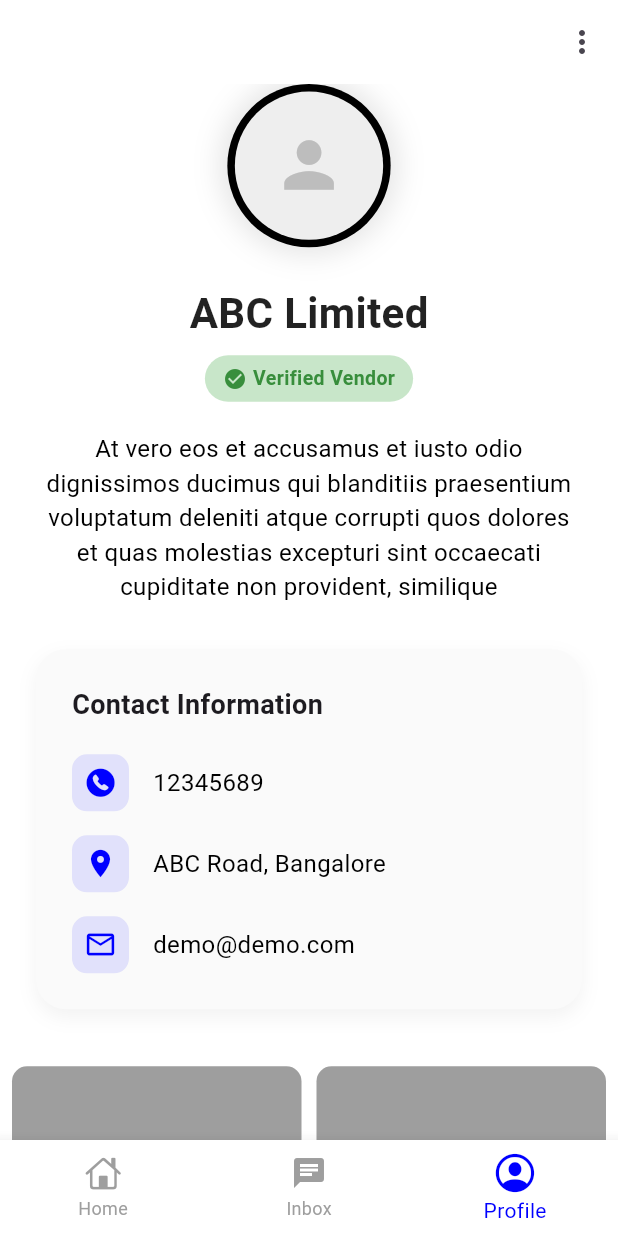
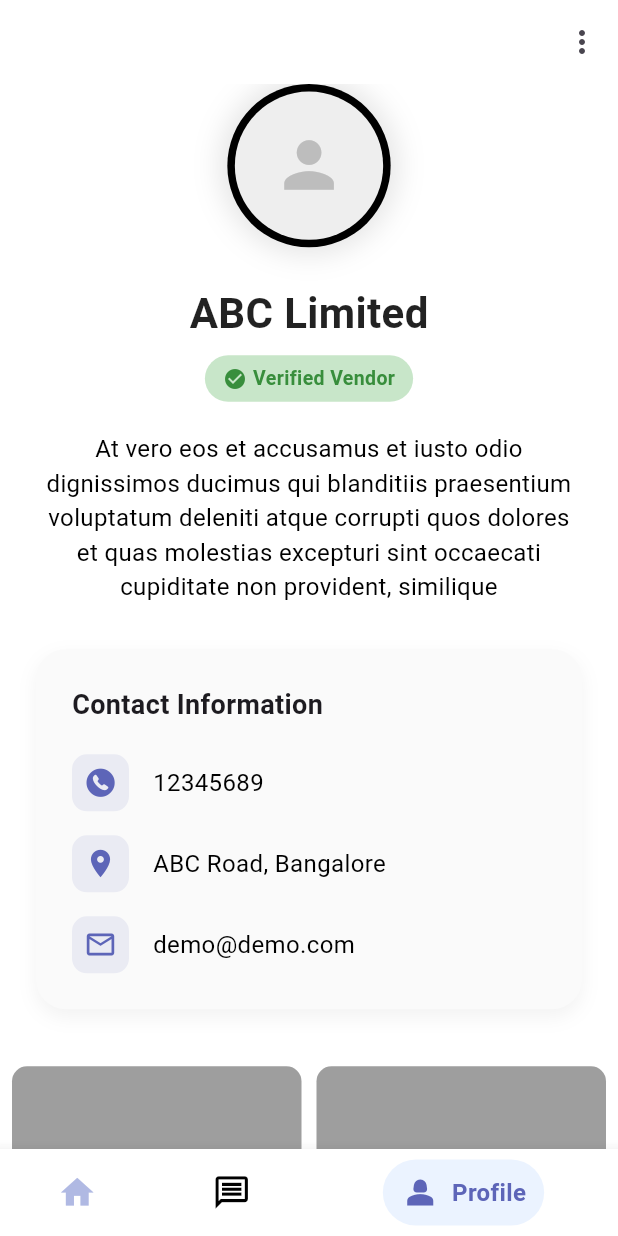
Before and after one commit to vishag002/event_management_app, a Flutter app: the screen it shows after launch, item 3 of the bottom bar chosen, on a phone screen of 412 x 824 dp. Run offline on Flutter 3.47's test engine with Material 3 defaults, Android fonts, the phone set to English and light mode, and no system bars; drawn by our look-alikes of stylish_bottom_bar; our stand-ins replace animated_custom_dropdown, carousel_slider; network calls fail.

Commit message:
new bottom nav bar

```diff
--- a/lib/utilis/color_const.dart
+++ b/lib/utilis/color_const.dart
@@ -4,7 +4,8 @@ import 'package:flutter/material.dart';
 
 class ColorConstants {
   // Primary Colors
-  static const Color primaryForeground = Color(0xFF0000FF);
+  static const Color primaryForeground = Color(0xFF5D65B8);
+  static const Color primaryForegroundLight = Color(0xFFB0B9E3);
   static const Color highlightBlue = Color(0xFFE6F0FF);
   static const Color highlightBlueLightest = Color(0xFFE6F0FF); // Lightest Blue
   static const Color highlightBlueLight = Color(0xFF99CCFF); // Lighter Blue
--- a/lib/utilis/text_const.dart
+++ b/lib/utilis/text_const.dart
@@ -47,6 +47,12 @@ class TextConstants {
     fontFamily: 'Roboto',
     color: ColorConstants.buttonText, // White text for buttons
   );
+  static const TextStyle buttonText2 = TextStyle(
+    fontSize: 16,
+    fontWeight: FontWeight.w600,
+    fontFamily: 'Roboto',
+    color: ColorConstants.primaryForeground, // White text for buttons
+  );
   static const TextStyle buttonTextSmall = TextStyle(
     fontSize: 14,
     fontWeight: FontWeight.w600,
--- a/lib/views/vendor/vendor_bottom_nav_bar.dart
+++ b/lib/views/vendor/vendor_bottom_nav_bar.dart
@@ -1,9 +1,11 @@
 import 'package:event_management_app/utilis/color_const.dart';
+import 'package:event_management_app/utilis/text_const.dart';
 import 'package:event_management_app/views/vendor/vendor_home_screen.dart';
 import 'package:event_management_app/views/vendor/vendor_inbox_screen.dart';
 import 'package:event_management_app/views/vendor/vendor_profile_screen.dart';
 import 'package:flutter/cupertino.dart';
 import 'package:flutter/material.dart';
+import 'package:stylish_bottom_bar/stylish_bottom_bar.dart';
 
 class VendorBottomNavBar extends StatefulWidget {
   const VendorBottomNavBar({super.key});
@@ -31,32 +33,72 @@ class _VendorBottomNavBarState extends State<VendorBottomNavBar> {
           VendorProfileScreen(),
         ],
       ),
-      bottomNavigationBar: BottomNavigationBar(
-          selectedItemColor: ColorConstants.primaryForeground,
-          unselectedItemColor: Colors.grey,
-          backgroundColor: ColorConstants.backgroundPrimary,
-          currentIndex: _currentIndex, // Set the current tab index
-          onTap: _onTabTapped, // Handle tab selection
-          items: [
-            BottomNavigationBarItem(
-              icon: Icon(
-                CupertinoIcons.home,
-                fill: .5,
-              ),
-              label: 'Home',
+      bottomNavigationBar: StylishBottomBar(
+        option: BubbleBarOptions(
+            barStyle: BubbleBarStyle.horizontal,
+            bubbleFillStyle: BubbleFillStyle.fill,
+            borderRadius: BorderRadius.circular(30),
+            unselectedIconColor: Colors.black,
+            padding: EdgeInsets.only(left: 0, bottom: 0)),
+        // option: AnimatedBarOptions(
+        //   iconSize: 32,
+        //   barAnimation: BarAnimation.blink,
+        //   iconStyle: IconStyle.animated,
+        //   opacity: 0.3,
+        // ),
+        items: [
+          BottomBarItem(
+            icon: const Icon(Icons.home),
+            title: const Text(
+              'Home',
+              style: TextConstants.buttonText2,
             ),
-            BottomNavigationBarItem(
-              icon: Icon(Icons.chat),
-              label: 'Inbox',
+            backgroundColor: ColorConstants.primaryForegroundLight,
+            selectedIcon: const Icon(
+              Icons.home_filled,
+              color: ColorConstants.primaryForeground,
             ),
-            BottomNavigationBarItem(
-              icon: Icon(
-                CupertinoIcons.person_crop_circle,
-                size: 30,
-              ),
-              label: 'Profile',
+          ),
+          BottomBarItem(
+            icon: const Icon(
+              Icons.message_outlined,
+              color: Colors.black,
             ),
-          ]),
+            title: const Text(
+              'message',
+              style: TextConstants.buttonText2,
+            ),
+            backgroundColor: ColorConstants.primaryForegroundLight,
+            selectedIcon: const Icon(
+              Icons.message,
+              color: ColorConstants.primaryForeground,
+            ),
+          ),
+          BottomBarItem(
+            icon: const Icon(Icons.person_2_outlined),
+            title: const Text(
+              'Profile',
+              style: TextConstants.buttonText2,
+            ),
+            backgroundColor: ColorConstants.highlightBlue,
+            selectedIcon: const Icon(
+              Icons.person_2,
+              color: ColorConstants.primaryForeground,
+            ),
+          ),
+        ],
+        hasNotch: false,
+        notchStyle: NotchStyle.square,
+        currentIndex: _currentIndex,
+        onTap: (index) {
+          setState(
+            () {
+              _currentIndex = index;
+              //  controller.jumpToPage(index);
+            },
+          );
+        },
+      ),
     );
   }
 }
--- a/pubspec.yaml
+++ b/pubspec.yaml
@@ -37,6 +37,7 @@ dependencies:
   carousel_slider: ^5.0.0
   lottie: ^3.1.3
   animated_custom_dropdown: ^3.1.1
+  stylish_bottom_bar: ^1.1.0
 
 dev_dependencies:
   flutter_test:
```
Also changed, not shown: pubspec.lock.
